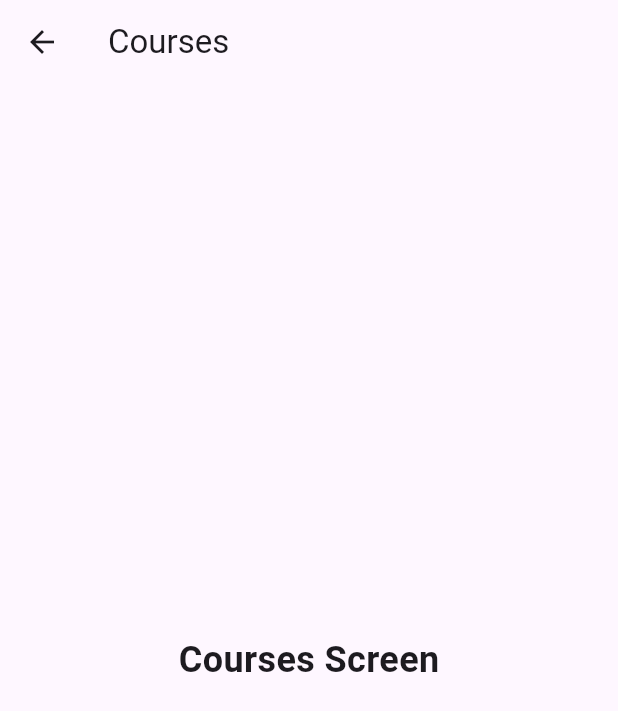
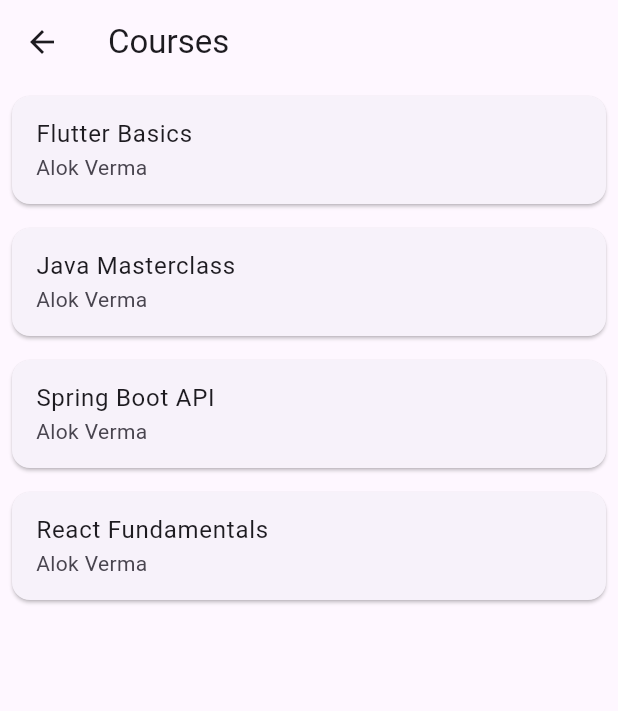
Before and after one commit to AlokXIO-Technologies/edutech, a Flutter app: the CoursesScreen screen opened directly, on a phone screen of 412 x 824 dp. Shown: the top 711 px of the screen. Run offline on Flutter 3.47's test engine with Material 3 defaults, Android fonts, the light colour scheme and no system bars.

Commit message:
Add course detail screen and enrollment feature

```diff
--- /dev/null
+++ b/lib/data/course_repository.dart
@@ -0,0 +1,38 @@
+import '../models/course.dart';
+
+class CourseRepository {
+
+  static List<Course> getCourses() {
+
+    return [
+      Course(
+        id: 1,
+        title: "Flutter Basics",
+        instructor: "Alok Verma",
+        duration: "8 Hours",
+        description: "Learn Flutter from beginner to advanced.",
+      ),
+      Course(
+        id: 2,
+        title: "Java Masterclass",
+        instructor: "Alok Verma",
+        duration: "6 Hours",
+        description: "Learn Java from beginner to advanced.",
+      ),
+      Course(
+        id: 3,
+        title: "Spring Boot API",
+        instructor: "Alok Verma",
+        duration: "10 Hours",
+        description: "Learn SpringBoot from beginner to advanced.",
+      ),
+      Course(
+        id: 4,
+        title: "React Fundamentals",
+        instructor: "Alok Verma",
+        duration: "5 Hours",
+        description: "Learn React from beginner to advanced.",
+      ),
+    ];
+  }
+}
--- /dev/null
+++ b/lib/models/course.dart
@@ -0,0 +1,15 @@
+class Course {
+  final int id;
+  final String title;
+  final String instructor;
+  final String duration;
+  final String description;
+
+  Course({
+    required this.id,
+    required this.title,
+    required this.instructor,
+    required this.duration,
+    required this.description,
+  });
+}
--- a/lib/screens/courses_screen.dart
+++ b/lib/screens/courses_screen.dart
@@ -1,22 +1,51 @@
 import 'package:flutter/material.dart';
+import 'course_detail_screen.dart';
+import '../data/course_repository.dart';
+import '../models/course.dart';
 
 class CoursesScreen extends StatelessWidget {
   const CoursesScreen({super.key});
 
   @override
   Widget build(BuildContext context) {
+
+    final List<Course> courses =
+    CourseRepository.getCourses();
+
     return Scaffold(
       appBar: AppBar(
         title: const Text("Courses"),
       ),
-      body: const Center(
-        child: Text(
-          "Courses Screen",
-          style: TextStyle(
-            fontSize: 24,
-            fontWeight: FontWeight.bold,
-          ),
-        ),
+
+      body: ListView.builder(
+        itemCount: courses.length,
+
+        itemBuilder: (context, index) {
+
+          final course = courses[index];
+          return Card(
+            margin: const EdgeInsets.all(8),
+
+            child: ListTile(
+              title: Text(course.title),
+              subtitle: Text(course.instructor),
+
+              onTap: () {
+
+                Navigator.push(
+                  context,
+
+                  MaterialPageRoute(
+                    builder: (context) =>
+                        CourseDetailScreen(
+                          course: course,
+                        ),
+                  ),
+                );
+              },
+            ),
+          );
+        },
       ),
     );
   }
```
Also changed, not shown: lib/screens/course_detail_screen.dart (added, +82 -0 lines).
